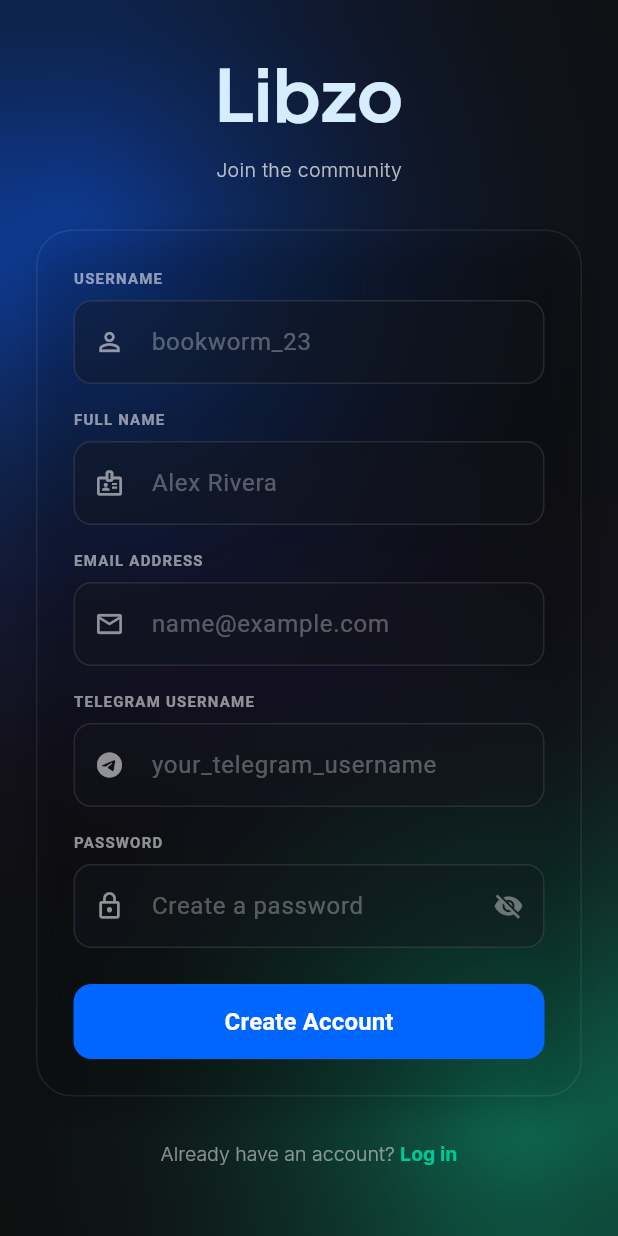
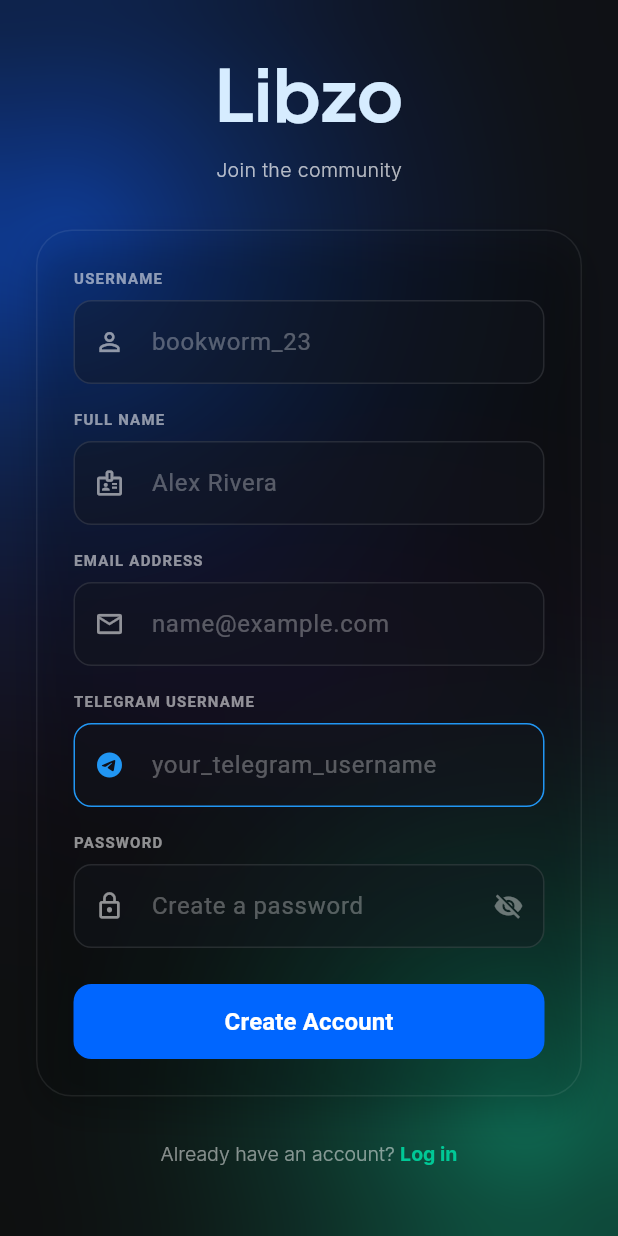
Before and after one commit to Shashwatyarr/LibZo-Flutter-Frontend, a Flutter app: the screen it shows after launch, after a tap on an icon or button, on a phone screen of 412 x 824 dp. Run offline on Flutter 3.47's test engine with Material 3 defaults, Android fonts, the phone set to English and light mode, and no system bars; our stand-ins replace firebase_auth, firebase_core, firebase_remote_config, flutter_svg, google_fonts, google_sign_in and 5 more; accounts and stored records are empty; network calls fail.

Commit message:
some bug fixed some remain

```diff
--- a/lib/services/profile_api.dart
+++ b/lib/services/profile_api.dart
@@ -10,11 +10,11 @@
   static const String apiRoot = "http://10.0.2.2:5000/api/profile";
 
   // ================= GET MY PROFILE =================
-  static Future<Map<String, dynamic>> getMyProfile() async {
+  static Future<Map<String, dynamic>> getMyProfile(String? userId) async {
     final headers = await AuthApi.getAuthHeaders();
 
     final response = await http.get(
-      Uri.parse("$apiRoot/me"),
+      Uri.parse("$apiRoot/"),
       headers: headers,
     );
 
--- a/lib/ui/screens/create_account.dart
+++ b/lib/ui/screens/create_account.dart
@@ -143,6 +143,8 @@
                             hintText: "your_telegram_username",
                             icon: Icons.telegram,
                             fillColor: inputFillColor.withOpacity(0.4),
+                            iconColor: Colors.blue,
+                            borderColor: Colors.blue,
                           ),
 
                           const SizedBox(height: 16),
@@ -301,6 +303,8 @@
     bool isPassword = false,
     bool isPasswordVisible = false,
     VoidCallback? onVisibilityToggle,
+    Color? iconColor,
+    Color? borderColor,
   }) {
     return Container(
       decoration: BoxDecoration(
@@ -314,7 +318,7 @@
         decoration: InputDecoration(
           hintText: hintText,
           hintStyle: TextStyle(color: Colors.white.withOpacity(0.3)),
-          prefixIcon: Icon(icon, color: Colors.white54, size: 20),
+          prefixIcon: Icon(icon, color: iconColor==null?Colors.white54:iconColor, size: 20),
           suffixIcon: isPassword
               ? IconButton(
             icon: Icon(
@@ -327,7 +331,7 @@
               : null,
           enabledBorder: OutlineInputBorder(
             borderSide: BorderSide(
-              color: Colors.white.withOpacity(0.1),
+              color: borderColor==null?Colors.white.withOpacity(0.1):borderColor,
               width: 1,
             ),
             borderRadius: BorderRadius.circular(12),
--- a/lib/ui/screens/login_screen.dart
+++ b/lib/ui/screens/login_screen.dart
@@ -95,17 +95,7 @@
                           fillColor: inputFillColor.withOpacity(0.4),
                         ),
 
-                        const SizedBox(height: 20),
 
-// Telegram Username
-                        _buildLabel("TELEGRAM USERNAME"),
-                        const SizedBox(height: 8),
-                        _buildTextField(
-                          controller: _telegramController,
-                          hintText: "@your_telegram",
-                          icon: Icons.telegram,
-                          fillColor: inputFillColor.withOpacity(0.4),
-                        ),
                         const SizedBox(height: 20),
 
                         // Password Field
@@ -144,7 +134,19 @@
                             ),
                           ),
                         ),
+                        const SizedBox(height: 10),
 
+// Telegram Username
+                        _buildLabel("TELEGRAM USERNAME"),
+                        const SizedBox(height: 8),
+                        _buildTextField(
+                          controller: _telegramController,
+                          hintText: "@your_telegram",
+                          icon: Icons.telegram,
+                          fillColor: inputFillColor.withOpacity(0.4),
+                          iconColor: Colors.blue,
+                          BorderColor: Colors.blue,
+                        ),
                         const SizedBox(height: 24),
 
                         // Log In Button
@@ -237,64 +239,7 @@
 
                         const SizedBox(height: 24),
 
-                        // Divider
-                        Row(
-                          children: [
-                            const Expanded(child: Divider(color: Colors.white12)),
-                            Padding(
-                              padding: const EdgeInsets.symmetric(horizontal: 12),
-                              child: Text(
-                                "OR CONTINUE WITH",
-                                style: TextStyle(
-                                    fontSize: 10,
-                                    color: Colors.white.withOpacity(0.3),
-                                    fontWeight: FontWeight.bold
-                                ),
-                              ),
-                            ),
-                            const Expanded(child: Divider(color: Colors.white12)),
-                          ],
-                        ),
 
-                        const SizedBox(height: 24),
-
-                        // Google Button
-                        SizedBox(
-                          width: double.infinity,
-                          height: 50,
-                          child: ElevatedButton(
-                            onPressed: () async {final user = await authService.signInWithGoogle();
-                              if (user != null && mounted) {
-                                Navigator.pushReplacementNamed(context, "/home");
-                              }
-                              print("Google Sign In Pressed");
-                            },
-                            style: ElevatedButton.styleFrom(
-                              backgroundColor: Colors.white.withOpacity(0.05), // Glassy dark
-                              foregroundColor: Colors.white,
-                              shape: RoundedRectangleBorder(
-                                borderRadius: BorderRadius.circular(12),
-                                side: BorderSide(color: Colors.white.withOpacity(0.1)),
-                              ),
-                              elevation: 0,
-                            ),
-                              child: Row(
-                                mainAxisAlignment: MainAxisAlignment.center,
-                                children: [
-                                  SvgPicture.asset(
-                                    'assets/images/google.svg',
-                                    width: 24,
-                                    height: 24,
-                                  ),
-                                  const SizedBox(width: 8),
-                                  const Text(
-                                    "Google",
-                                    style: TextStyle(fontSize: 16, fontWeight: FontWeight.w600),
-                                  ),
-                                ],
-                              )
-                          ),
-                        ),
                       ],
                     ),
                   ),
@@ -356,6 +301,8 @@
     bool isPassword = false,
     bool isPasswordVisible = false,
     VoidCallback? onVisibilityToggle,
+    Color? iconColor,
+    Color? BorderColor,
   }) {
     return Container(
       decoration: BoxDecoration(
@@ -369,12 +316,12 @@
         decoration: InputDecoration(
           hintText: hintText,
           hintStyle: TextStyle(color: Colors.white.withOpacity(0.3)),
-          prefixIcon: Icon(icon, color: Colors.white54, size: 20),
+          prefixIcon: Icon(icon, color: iconColor==null?Colors.white38:iconColor, size: 20),
           suffixIcon: isPassword
               ? IconButton(
             icon: Icon(
               isPasswordVisible ? Icons.visibility : Icons.visibility_off,
-              color: Colors.white38,
+              color:Colors.white38,
               size: 20,
             ),
             onPressed: onVisibilityToggle,
@@ -382,7 +329,7 @@
               : null,
           enabledBorder: OutlineInputBorder(
             borderSide: BorderSide(
-              color: Colors.white.withOpacity(0.1),
+              color: BorderColor==null?Colors.white.withOpacity(0.3):BorderColor,
               width: 1,
             ),
             borderRadius: BorderRadius.circular(12),
@@ -390,7 +337,7 @@
 
           focusedBorder: OutlineInputBorder(
             borderSide: BorderSide(
-              color: Colors.white.withOpacity(0.3),
+              color: BorderColor==null?Colors.white.withOpacity(0.3):BorderColor,
               width: 1.4,
             ),
             borderRadius: BorderRadius.circular(12),
```
Also changed, not shown: lib/ui/screens/edit_profile.dart (+7 -1 lines), lib/ui/screens/feed_screen.dart (+8 -2 lines), lib/ui/screens/main_profile.dart (+5 -5 lines), lib/ui/screens/profile_screen.dart (+57 -26 lines).
